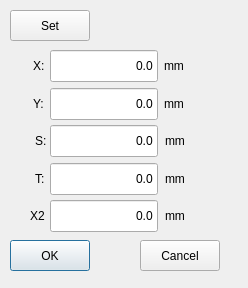
This is hcmanualoperation/axismodifydialog.ui in GaussCheng/2-5AxisPunch as Qt 5 draws it before an edit. The edited form follows.
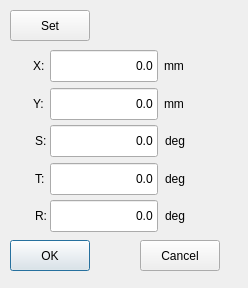
This is the edited form. Custom widgets are drawn as their Qt base class.

Diff of the .ui file:
```diff
--- a/hcmanualoperation/axismodifydialog.ui
+++ b/hcmanualoperation/axismodifydialog.ui
@@ -193,7 +193,7 @@
     </rect>
    </property>
    <property name="text">
-    <string>mm</string>
+    <string>deg</string>
    </property>
   </widget>
   <widget class="QLabel" name="label_7">
@@ -206,7 +206,7 @@
     </rect>
    </property>
    <property name="text">
-    <string>mm</string>
+    <string>deg</string>
    </property>
   </widget>
   <widget class="ICLineEditWithVirtualNumericKeypad" name="tPos">
@@ -247,14 +247,14 @@
   <widget class="QLabel" name="label_9">
    <property name="geometry">
     <rect>
-     <x>30</x>
+     <x>35</x>
      <y>200</y>
-     <width>16</width>
+     <width>20</width>
      <height>32</height>
     </rect>
    </property>
    <property name="text">
-    <string>X2</string>
+    <string>R:</string>
    </property>
   </widget>
   <widget class="ICLineEditWithVirtualNumericKeypad" name="pPos">
@@ -289,7 +289,7 @@
     </rect>
    </property>
    <property name="text">
-    <string>mm</string>
+    <string>deg</string>
    </property>
   </widget>
  </widget>
```
